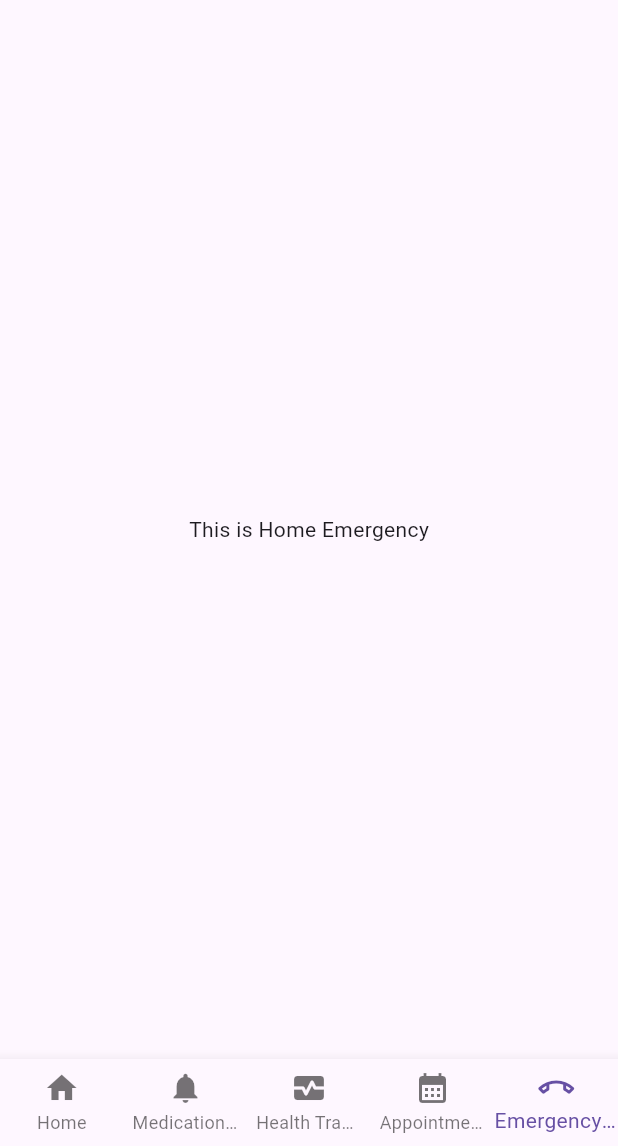
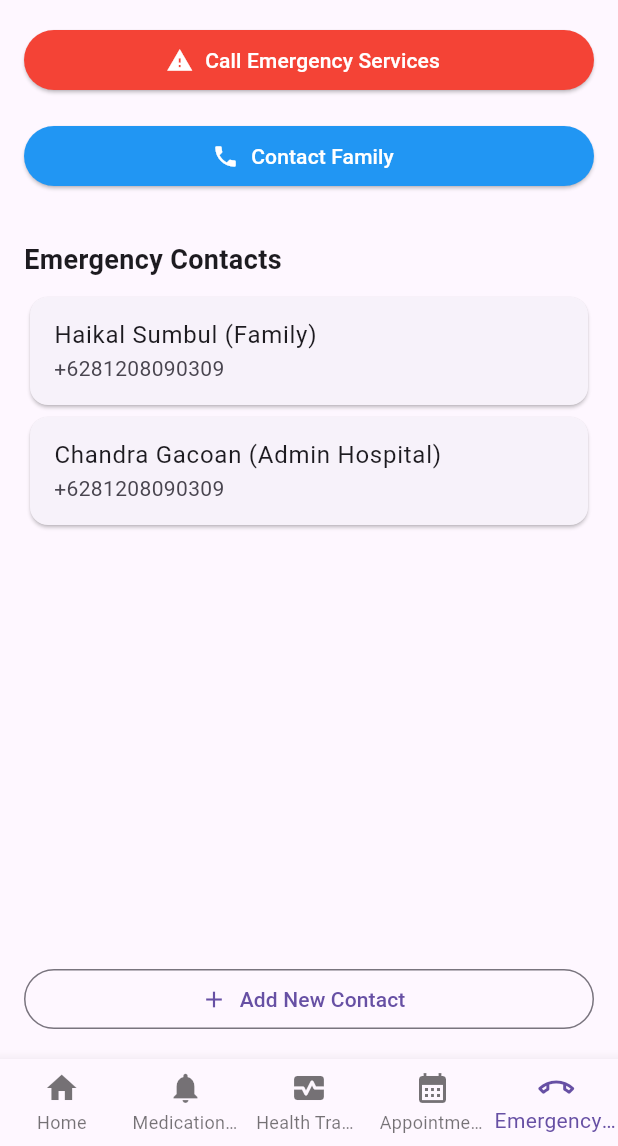
Before and after one commit to UmarA1Faruq/PM2-Project-Medicacare, a Flutter app: the screen it shows after launch, item 5 of the bottom bar chosen, on a phone screen of 412 x 824 dp, the part 90-1236 px from its top. Run offline on Flutter 3.47's test engine with Material 3 defaults, Android fonts, the phone set to English and light mode, and no system bars; our stand-ins replace firebase_auth, firebase_core, get; accounts and stored records are empty.

Commit message:
Penambahan fitur emergency contacts

```diff
--- a/lib/app/controllers/navigation_controller.dart
+++ b/lib/app/controllers/navigation_controller.dart
@@ -13,7 +13,7 @@ class NavigationController extends GetxController {
     MedicationRemindersView(),
     const HealthTrackingView(),
     AppointmentsView(),
-    const EmergencyContactsView(),
+    EmergencyContactsView(),
   ];
 
   void changePage(int index) {
--- a/lib/app/modules/emergency_contacts/controllers/emergency_contacts_controller.dart
+++ b/lib/app/modules/emergency_contacts/controllers/emergency_contacts_controller.dart
@@ -1,23 +1,42 @@
 import 'package:get/get.dart';
 
+class Contact {
+  final String name;
+  final String relation;
+  final String phone;
+
+  Contact({required this.name, required this.relation, required this.phone});
+}
+
 class EmergencyContactsController extends GetxController {
-  //TODO: Implement EmergencyContactsController
+  // Daftar kontak darurat menggunakan RxList agar reaktif
+  var contacts = <Contact>[
+    Contact(name: 'Haikal Sumbul', relation: 'Family', phone: '+6281208090309'),
+    Contact(name: 'Chandra Gacoan', relation: 'Admin Hospital', phone: '+6281208090309'),
+  ].obs;
 
-  final count = 0.obs;
-  @override
-  void onInit() {
-    super.onInit();
+  // Fungsi untuk memanggil layanan darurat
+  void callEmergencyServices() {
+    // Tambahkan logika panggilan darurat
+    print('Calling Emergency Services...');
   }
 
-  @override
-  void onReady() {
-    super.onReady();
+  // Fungsi untuk menghubungi keluarga
+  void contactFamily() {
+    // Tambahkan logika kontak keluarga
+    print('Contacting Family...');
   }
 
-  @override
-  void onClose() {
-    super.onClose();
+  // Fungsi untuk menambahkan kontak baru
+  void addNewContact() {
+    // Contoh penambahan kontak baru
+    contacts.add(Contact(name: 'New Contact', relation: 'Friend', phone: '+628123456789'));
+    print('New contact added');
   }
 
-  void increment() => count.value++;
+  // Fungsi untuk menghapus kontak
+  void removeContact(int index) {
+    contacts.removeAt(index);
+    print('Contact removed');
+  }
 }
--- a/lib/app/modules/emergency_contacts/views/emergency_contacts_view.dart
+++ b/lib/app/modules/emergency_contacts/views/emergency_contacts_view.dart
@@ -1,17 +1,79 @@
 import 'package:flutter/material.dart';
+import 'package:myapp/app/layouts/main_layout.dart';
+import 'package:myapp/app/modules/emergency_contacts/controllers/emergency_contacts_controller.dart';
 
-import 'package:get/get.dart';
-import 'package:myapp/app/layouts/main_layout.dart';
+class EmergencyContactsView extends StatelessWidget {
+  final EmergencyContactsController controller = EmergencyContactsController();
 
-import '../controllers/emergency_contacts_controller.dart';
+  EmergencyContactsView({Key? key}) : super(key: key);
 
-class EmergencyContactsView extends GetView<EmergencyContactsController> {
-  const EmergencyContactsView({super.key});
   @override
   Widget build(BuildContext context) {
     return MainLayout(
-      body: Center(
-        child: Text('This is Home Emergency'),
+      body: Padding(
+        padding: const EdgeInsets.all(16.0),
+        child: Column(
+          crossAxisAlignment: CrossAxisAlignment.stretch,
+          children: [
+            ElevatedButton.icon(
+              onPressed: () {
+                // Aksi untuk memanggil layanan darurat
+                controller.callEmergencyServices();
+              },
+              icon: const Icon(Icons.warning),
+              label: const Text('Call Emergency Services'),
+              style: ElevatedButton.styleFrom(
+                foregroundColor: Colors.white,
+                backgroundColor: Colors.red,
+              ),
+            ),
+            const SizedBox(height: 16),
+            ElevatedButton.icon(
+              onPressed: () {
+                // Aksi untuk menghubungi keluarga
+                controller.contactFamily();
+              },
+              icon: const Icon(Icons.phone),
+              label: const Text('Contact Family'),
+              style: ElevatedButton.styleFrom(
+                foregroundColor: Colors.white,
+                backgroundColor: Colors.blue,
+              ),
+            ),
+            const SizedBox(height: 32),
+            const Text(
+              'Emergency Contacts',
+              style: TextStyle(
+                fontSize: 18,
+                fontWeight: FontWeight.bold,
+              ),
+            ),
+            const SizedBox(height: 8),
+            Expanded(
+              child: ListView.builder(
+                itemCount: controller.contacts.length,
+                itemBuilder: (context, index) {
+                  final contact = controller.contacts[index];
+                  return Card(
+                    child: ListTile(
+                      title: Text('${contact.name} (${contact.relation})'),
+                      subtitle: Text(contact.phone),
+                    ),
+                  );
+                },
+              ),
+            ),
+            const SizedBox(height: 16),
+            OutlinedButton.icon(
+              onPressed: () {
+                // Aksi untuk menambahkan kontak baru
+                controller.addNewContact();
+              },
+              icon: const Icon(Icons.add),
+              label: const Text('Add New Contact'),
+            ),
+          ],
+        ),
       ),
     );
   }
--- a/lib/app/routes/app_pages.dart
+++ b/lib/app/routes/app_pages.dart
@@ -60,7 +60,7 @@ class AppPages {
     ),
     GetPage(
       name: _Paths.EMERGENCY_CONTACTS,
-      page: () => const EmergencyContactsView(),
+      page: () => EmergencyContactsView(),
       binding: EmergencyContactsBinding(),
     ),
     GetPage(
```
